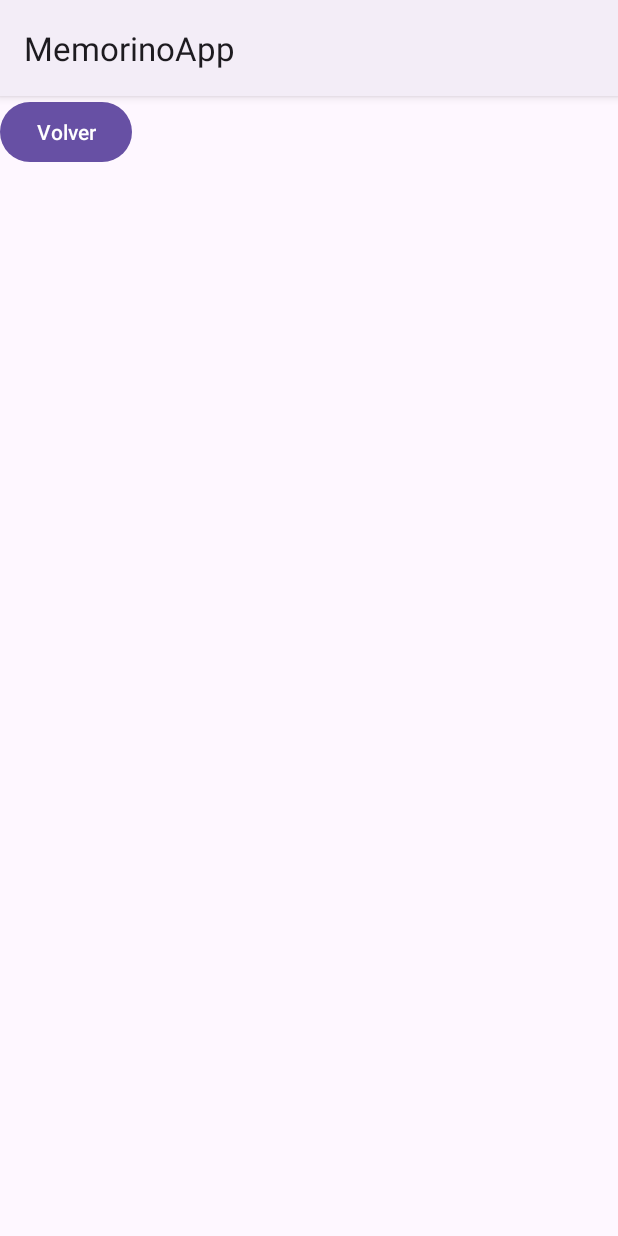
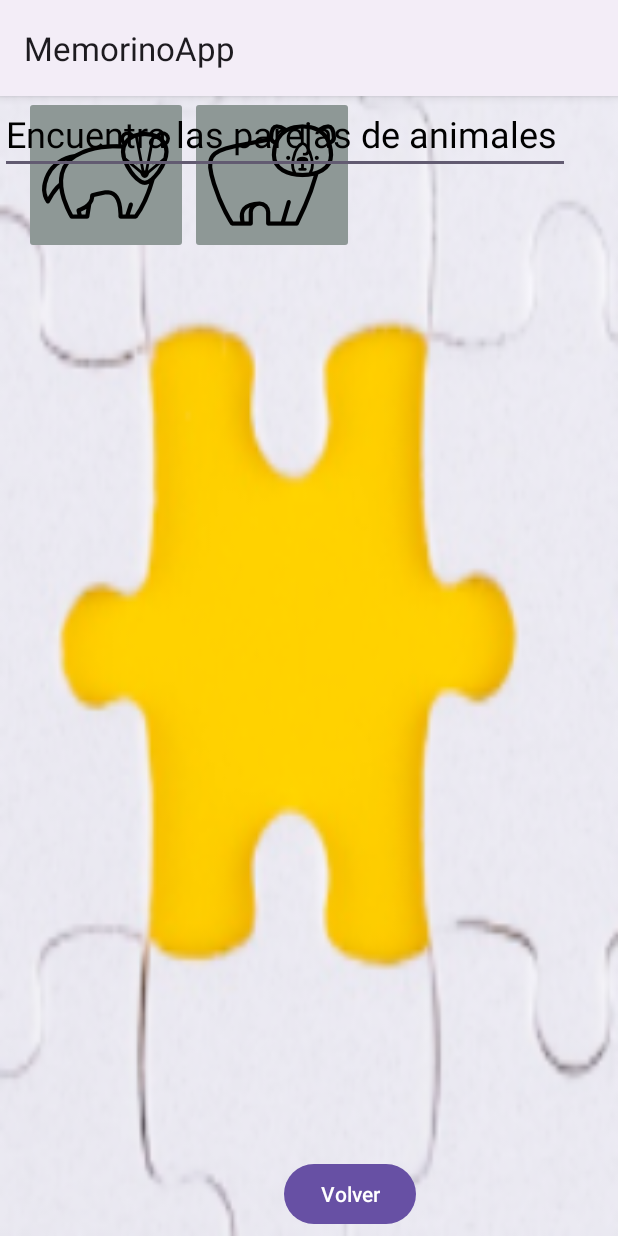
Before and after one commit to Cricamp/MemorinoApp, an Android app: the screen it shows after launch (Nivel1Activity), after a tap on an icon or button, on a phone screen of 412 x 824 dp. Run offline under Robolectric (Android 15) with nearby library versions, the phone set to English and light mode, and no system bars.

Commit message:
Creación pantalla inicial

```diff
--- a/app/src/main/java/com/example/memorinoapp/MainActivity.java
+++ b/app/src/main/java/com/example/memorinoapp/MainActivity.java
@@ -5,6 +5,7 @@ import androidx.appcompat.app.AppCompatActivity;
 import android.content.Intent;
 import android.os.Bundle;
 import android.view.Menu;
+import android.view.MenuItem;
 import android.view.View;
 
 
@@ -24,6 +25,7 @@ public class MainActivity extends AppCompatActivity {
         return true;
     }
 
+
     //método para el botón jugar
     public void Play(View view){
         Intent play = new Intent(this, Nivel1Activity.class );
--- a/app/src/main/java/com/example/memorinoapp/Nivel1Activity.java
+++ b/app/src/main/java/com/example/memorinoapp/Nivel1Activity.java
@@ -8,10 +8,14 @@ import android.view.View;
 
 public class Nivel1Activity extends AppCompatActivity {
 
+
+
     @Override
     protected void onCreate(Bundle savedInstanceState) {
         super.onCreate(savedInstanceState);
         setContentView(R.layout.activity_nivel1);
+
+
     }
     //Método para el botón volver
     public void Volver(View view){
--- a/app/src/main/res/layout/activity_nivel1.xml
+++ b/app/src/main/res/layout/activity_nivel1.xml
@@ -4,14 +4,50 @@
     xmlns:tools="http://schemas.android.com/tools"
     android:layout_width="match_parent"
     android:layout_height="match_parent"
+    android:background="@drawable/fondopuzzleamarillo"
     tools:context=".Nivel1Activity">
 
     <Button
         android:id="@+id/btn_Volver"
         android:layout_width="wrap_content"
         android:layout_height="wrap_content"
+        android:layout_marginBottom="4dp"
         android:onClick="Volver"
         android:text="@string/btn_Volver"
-        tools:layout_editor_absoluteX="173dp"
-        tools:layout_editor_absoluteY="454dp" />
+        app:layout_constraintBottom_toBottomOf="parent"
+        app:layout_constraintEnd_toEndOf="parent"
+        app:layout_constraintHorizontal_bias="0.585"
+        app:layout_constraintStart_toStartOf="parent" />
+
+    <ImageButton
+        android:id="@+id/imageButton"
+        android:layout_width="wrap_content"
+        android:layout_height="wrap_content"
+        android:layout_marginStart="16dp"
+        android:backgroundTint="#8E9896"
+        app:layout_constraintStart_toStartOf="parent"
+        app:srcCompat="@mipmap/badger"
+        tools:layout_editor_absoluteY="130dp" />
+
+    <ImageButton
+        android:id="@+id/imageButton2"
+        android:layout_width="wrap_content"
+        android:layout_height="wrap_content"
+        android:layout_marginEnd="176dp"
+        android:backgroundTint="#8E9896"
+        app:layout_constraintEnd_toEndOf="parent"
+        app:srcCompat="@mipmap/bear"
+        tools:layout_editor_absoluteY="130dp" />
+
+    <EditText
+        android:id="@+id/et_Instrucciones"
+        android:layout_width="380dp"
+        android:layout_height="52dp"
+        android:ems="10"
+        android:hint="@string/et_Instrucciones"
+        android:inputType="text"
+        android:textColorHint="@color/black"
+        android:textSize="24sp"
+        tools:layout_editor_absoluteX="16dp"
+        tools:layout_editor_absoluteY="43dp" />
 </androidx.constraintlayout.widget.ConstraintLayout>
--- /dev/null
+++ b/app/src/main/res/layout/switch_item.xml
@@ -0,0 +1,11 @@
+<RelativeLayout
+    xmlns:android="http://schemas.android.com/apk/res/android"
+    android:layout_width="match_parent"
+    android:layout_height="match_parent">
+
+    <Switch
+        android:layout_width="wrap_content"
+        android:layout_height="wrap_content"
+        android:layout_centerHorizontal="true"
+        android:layout_centerVertical="true" />
+</RelativeLayout>
--- a/app/src/main/res/menu/overflow.xml
+++ b/app/src/main/res/menu/overflow.xml
@@ -1,4 +1,16 @@
 <?xml version="1.0" encoding="utf-8"?>
-<menu xmlns:android="http://schemas.android.com/apk/res/android">
-
+<menu xmlns:app="http://schemas.android.com/apk/res-auto"
+    xmlns:android="http://schemas.android.com/apk/res/android">
+    <item
+        android:icon="@mipmap/logo"
+        android:title="Item1"
+        app:showAsAction="always" />
+    <item
+        android:icon="@android:drawable/ic_search_category_default"
+        android:title="Item2"
+        app:showAsAction="always" />
+    <item
+        android:icon="@mipmap/ajustes"
+        android:title="Item3"
+        app:showAsAction="always" />
 </menu>
--- a/app/src/main/res/values/strings.xml
+++ b/app/src/main/res/values/strings.xml
@@ -5,4 +5,5 @@
     <string name="et_Jugar">¿Jugamos?</string>
     <string name="et_Creadores">Cristian Campo y Pilar Vaquero</string>
     <string name="btn_Volver">Volver</string>
+    <string name="et_Instrucciones">Encuentra las parejas de animales</string>
 </resources>
```
Also changed, not shown: app/src/main/res/drawable/fondopuzzleamarillo.png (added), app/src/main/res/mipmap-hdpi/ajustes.png (added), app/src/main/res/mipmap-hdpi/badger.png (added), app/src/main/res/mipmap-hdpi/bear.png (added), app/src/main/res/mipmap-hdpi/logo.png (added).
